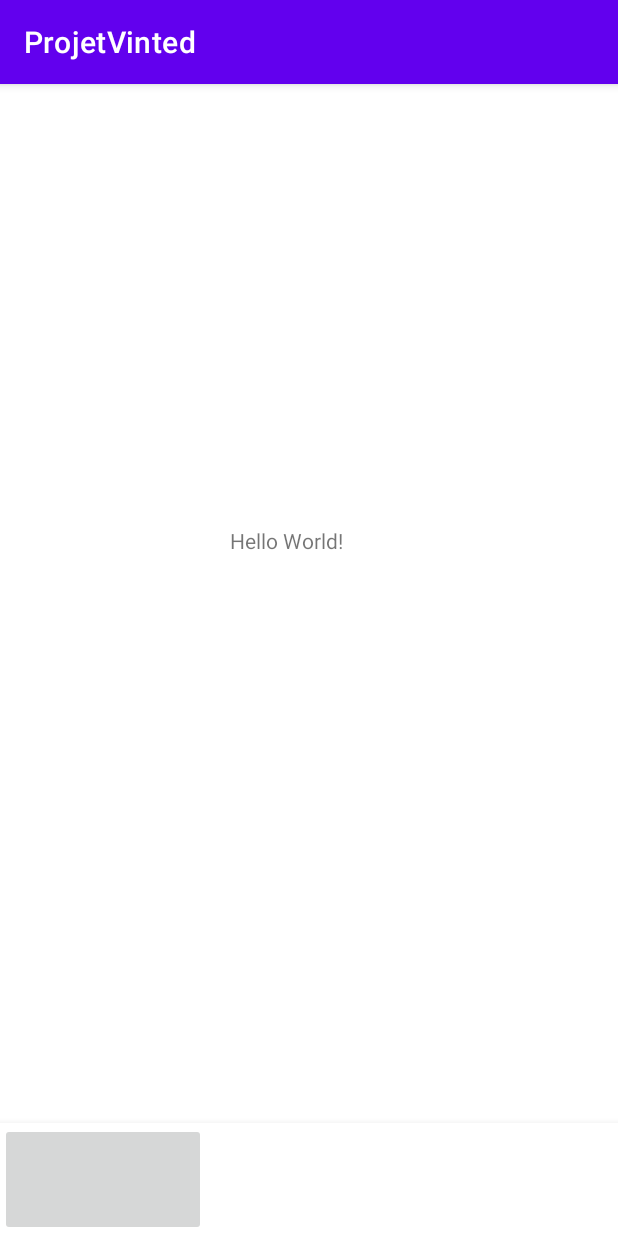
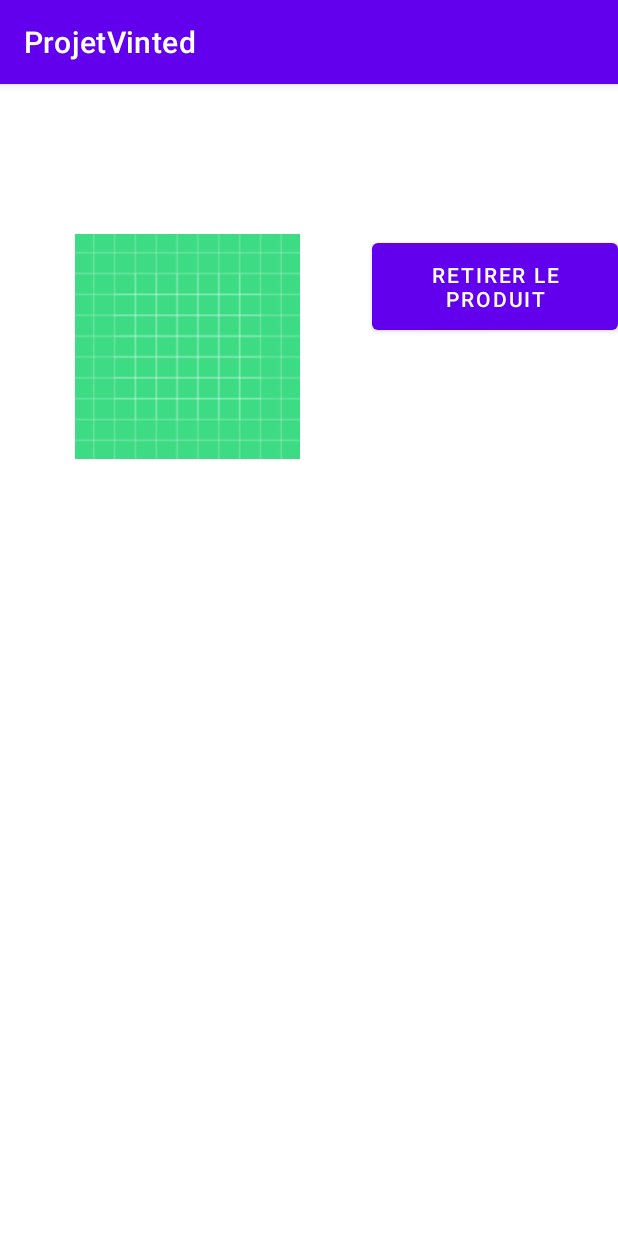
Before and after one commit to AdrienJ0/ProjetVinted, an Android app: the screen it shows after launch (MainActivity), on a phone screen of 412 x 824 dp. Run offline under Robolectric (Android 15) with nearby library versions, the phone set to English and light mode, and no system bars.

Commit message:
page profil et page mettre en vente

```diff
--- a/app/src/main/java/com/example/projetvinted/MainActivity.java
+++ b/app/src/main/java/com/example/projetvinted/MainActivity.java
@@ -9,6 +9,6 @@ public class MainActivity extends AppCompatActivity {
     @Override
     protected void onCreate(Bundle savedInstanceState) {
         super.onCreate(savedInstanceState);
-        setContentView(R.layout.activity_main);
+        setContentView(R.layout.profil);
     }
 }
--- /dev/null
+++ b/app/src/main/res/layout/profil.xml
@@ -0,0 +1,34 @@
+<?xml version="1.0" encoding="utf-8"?>
+<androidx.constraintlayout.widget.ConstraintLayout xmlns:android="http://schemas.android.com/apk/res/android"
+    xmlns:app="http://schemas.android.com/apk/res-auto"
+    xmlns:tools="http://schemas.android.com/tools"
+    android:layout_width="match_parent"
+    android:layout_height="match_parent">
+
+    <LinearLayout
+        android:layout_width="410dp"
+        android:layout_height="150dp"
+        android:layout_marginTop="100dp"
+        android:orientation="horizontal"
+        app:layout_constraintEnd_toEndOf="parent"
+        app:layout_constraintTop_toTopOf="parent">
+
+        <ImageView
+            android:id="@+id/imageView3"
+            android:layout_width="wrap_content"
+            android:layout_height="match_parent"
+            android:layout_weight="10"
+            app:srcCompat="@drawable/ic_launcher_background" />
+
+        <Button
+            android:id="@+id/retirer"
+            android:layout_width="wrap_content"
+            android:layout_height="wrap_content"
+            android:layout_weight="1"
+            android:maxWidth="150dip"
+            android:maxHeight="70dip"
+            android:minWidth="150dip"
+            android:minHeight="70dip"
+            android:text="Retirer le produit" />
+    </LinearLayout>
+</androidx.constraintlayout.widget.ConstraintLayout>
```
Also changed, not shown: app/src/main/res/layout/vente.xml (added, +66 -0 lines).
